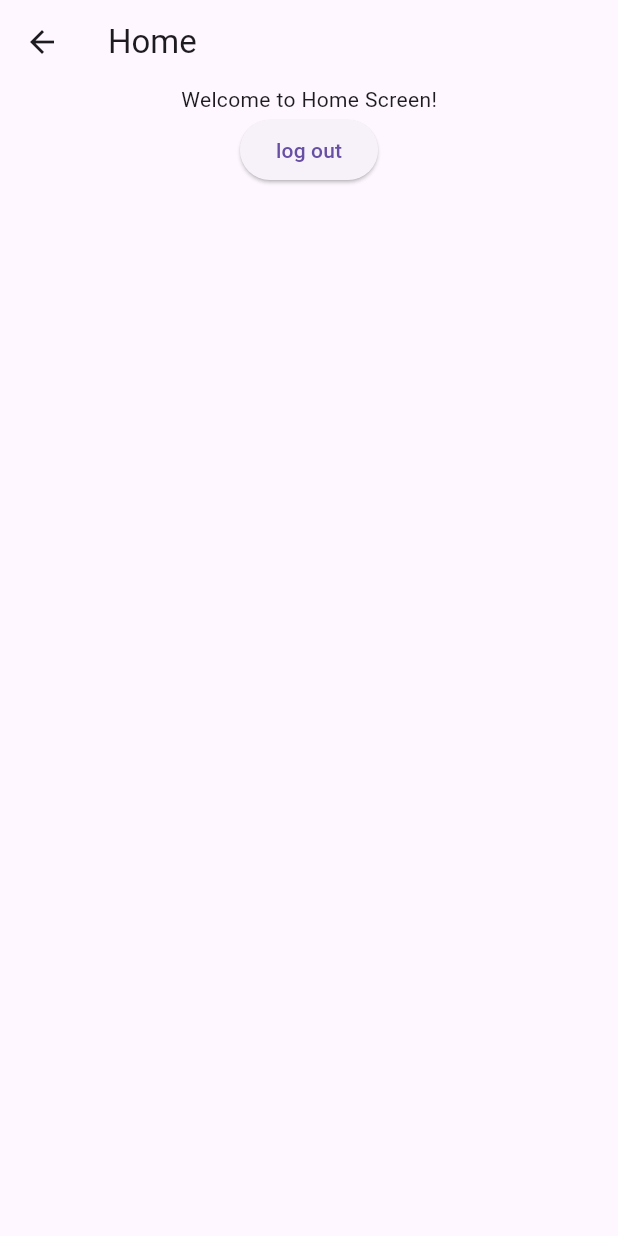
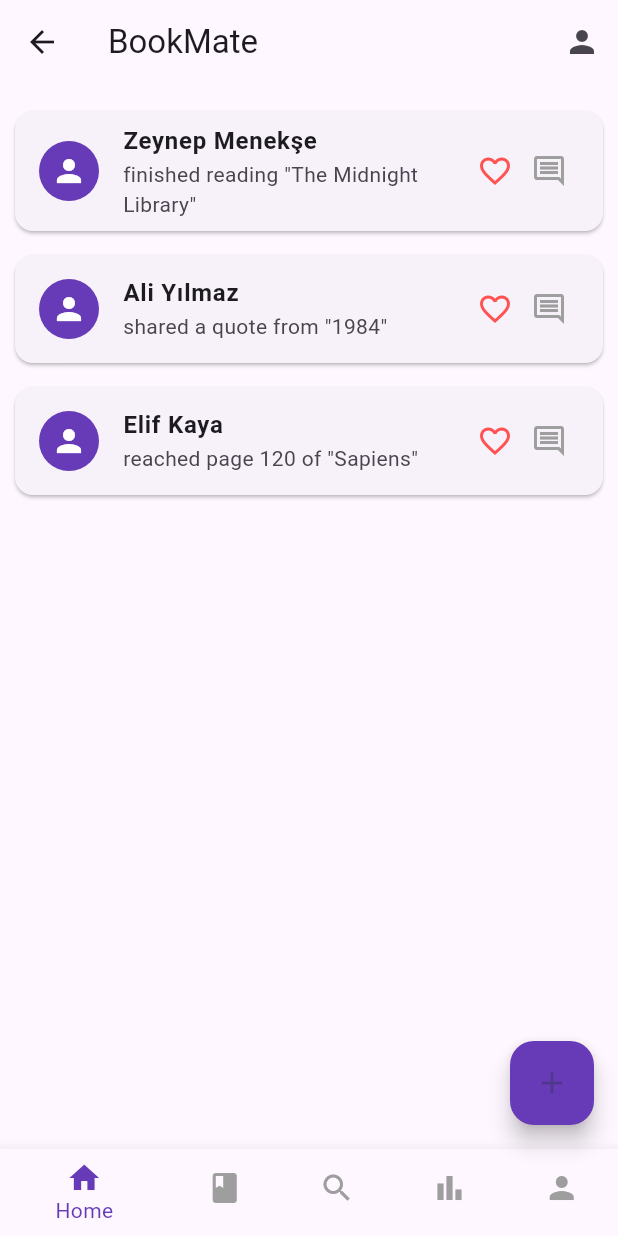
Before and after one commit to nerisius/CS310-Mobile-App, a Flutter app: the HomeScreen screen opened by its route, on a phone screen of 412 x 824 dp. Run offline on Flutter 3.47's test engine with Material 3 defaults, Android fonts, the phone set to English and light mode, and no system bars; our stand-ins replace shared_preferences; accounts and stored records are empty.

Commit message:
home_screen.dart

```diff
--- a/lib/screens/home_screen.dart
+++ b/lib/screens/home_screen.dart
@@ -5,17 +5,85 @@
 
   @override
   Widget build(BuildContext context) {
+    // Temporary fake data to simulate feed
+    final List<Map<String, String>> posts = [
+      {
+        'user': 'Zeynep Menekşe',
+        'activity': 'finished reading "The Midnight Library"',
+      },
+      {
+        'user': 'Ali Yılmaz',
+        'activity': 'shared a quote from "1984"',
+      },
+      {
+        'user': 'Elif Kaya',
+        'activity': 'reached page 120 of "Sapiens"',
+      },
+    ];
+
     return Scaffold(
-      appBar: AppBar(title: const Text("Home")),
-      body: Center(
-        child:Column(
-          children: [
-            Text(
-            "Welcome to Home Screen!"),
-            ElevatedButton(onPressed: () => Navigator.pushNamed(context, '/login'),
-                child: Text('log out')),
-          ]
-        ),
+      appBar: AppBar(
+        title: const Text('BookMate'),
+        actions: [
+          IconButton(
+            icon: const Icon(Icons.person),
+            onPressed: () {
+              // Later: navigate to Profile
+            },
+          ),
+        ],
+      ),
+
+      // Feed List
+      body: ListView.builder(
+        padding: const EdgeInsets.all(10),
+        itemCount: posts.length,
+        itemBuilder: (context, index) {
+          final post = posts[index];
+          return Card(
+            margin: const EdgeInsets.symmetric(vertical: 8),
+            shape: RoundedRectangleBorder(
+              borderRadius: BorderRadius.circular(12),
+            ),
+            child: ListTile(
+              leading: const CircleAvatar(
+                backgroundColor: Colors.deepPurple,
+                child: Icon(Icons.person, color: Colors.white),
+              ),
+              title: Text(post['user']!, style: const TextStyle(fontWeight: FontWeight.bold)),
+              subtitle: Text(post['activity']!),
+              trailing: Row(
+                mainAxisSize: MainAxisSize.min,
+                children: const [
+                  Icon(Icons.favorite_border, color: Colors.redAccent),
+                  SizedBox(width: 12),
+                  Icon(Icons.comment_outlined, color: Colors.grey),
+                ],
+              ),
+            ),
+          );
+        },
+      ),
+
+      // Add Post Floating Button
+      floatingActionButton: FloatingActionButton(
+        onPressed: () {
+          // Later: navigate to "Add Post" screen
+        },
+        backgroundColor: Colors.deepPurple,
+        child: const Icon(Icons.add),
+      ),
+
+      bottomNavigationBar: BottomNavigationBar(
+        selectedItemColor: Colors.deepPurple,
+        unselectedItemColor: Colors.grey,
+        items: const [
+          BottomNavigationBarItem(icon: Icon(Icons.home), label: 'Home'),
+          BottomNavigationBarItem(icon: Icon(Icons.book), label: 'Library'),
+          BottomNavigationBarItem(icon: Icon(Icons.search), label: 'Search'),
+          BottomNavigationBarItem(icon: Icon(Icons.bar_chart), label: 'Stats'),
+          BottomNavigationBarItem(icon: Icon(Icons.person), label: 'Profile'),
+        ],
       ),
     );
   }
```
